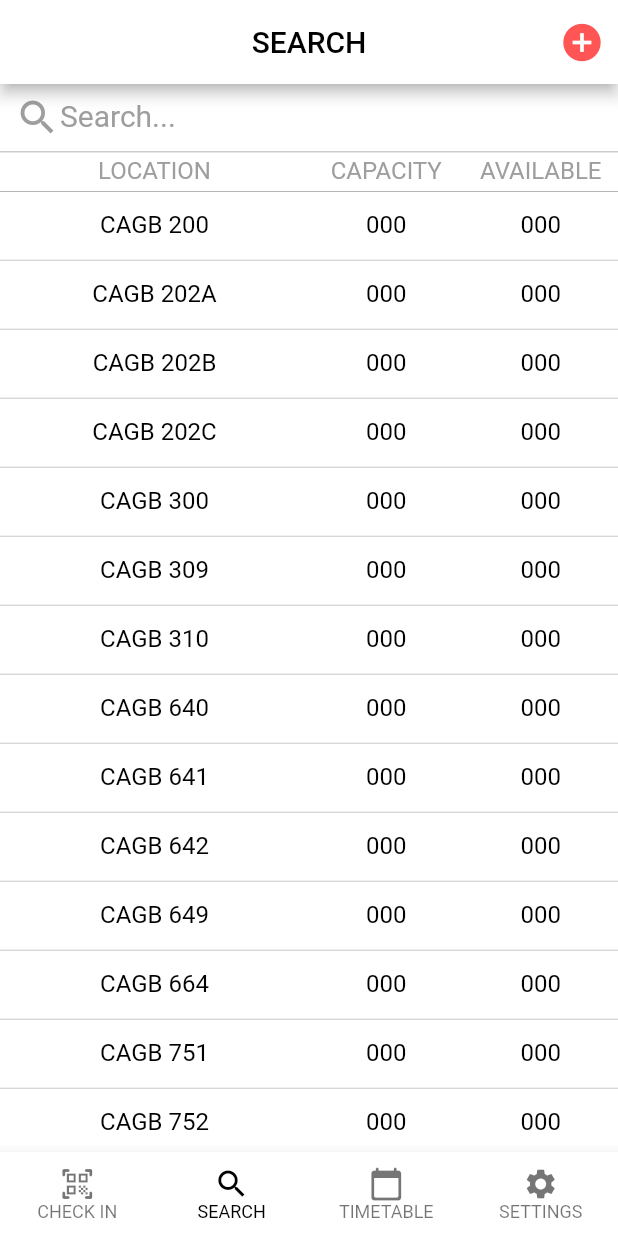
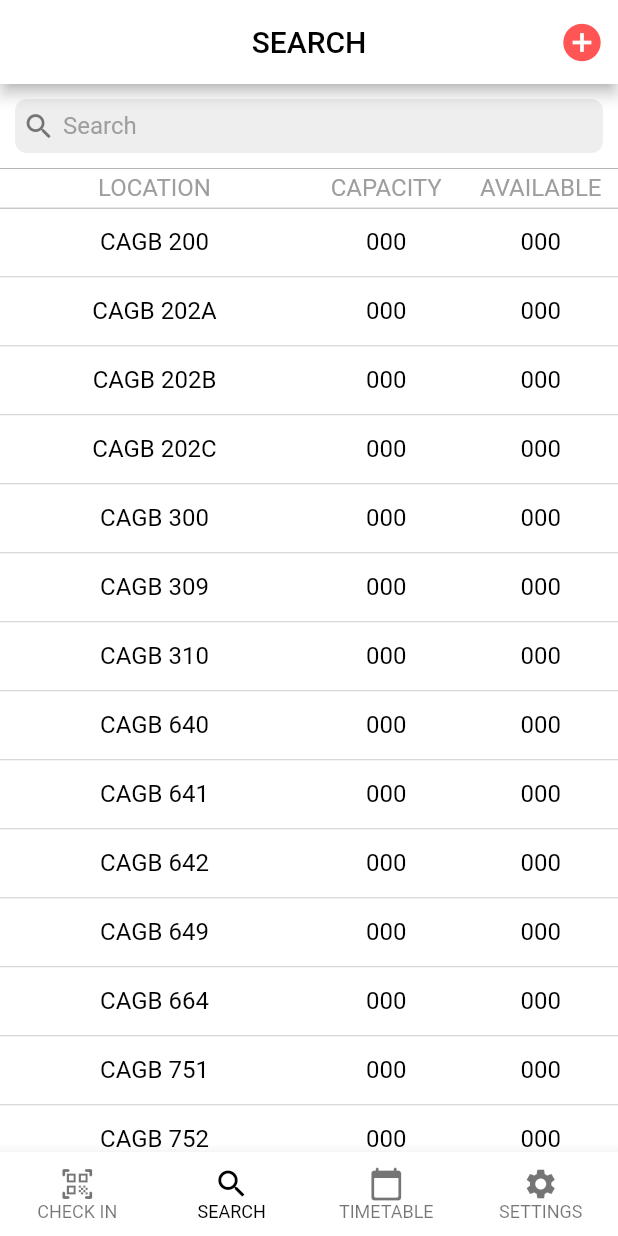
Before and after one commit to PeaSermsuk/contact_tracing_fyp, a Flutter app: the screen it shows after launch, item 2 of the bottom bar chosen, on a phone screen of 412 x 824 dp. Run offline on Flutter 3.47's test engine with Material 2 defaults, Android fonts, the phone set to English and light mode, and no system bars.

Commit message:
Corrected setting switches and improved search bar

```diff
--- a/lib/search_tab.dart
+++ b/lib/search_tab.dart
@@ -41,30 +41,46 @@ class _SearchTabState extends State<SearchTab> {
         //  border: Border(bottom: BorderSide(width: 1.0, color: Colors.grey)),
         //),
         //color: Colors.white,
-        height: 45,
-        padding: EdgeInsets.only(left: 10.0, right: 10.0),
+        //height: 45,
+        padding: EdgeInsets.all(10.0),
         alignment: Alignment.center,
         color: Colors.white,
+        child: Container(
+          padding: EdgeInsets.only(left: 5.0, right: 5.0),
+          height: 36,
+          decoration: BoxDecoration(
+            color: const Color(0xFFEEEEEE),
+            borderRadius: BorderRadius.only(
+                topLeft: Radius.circular(8.0),
+                topRight: Radius.circular(8.0),
+                bottomLeft: Radius.circular(8.0),
+                bottomRight: Radius.circular(8.0)),
+          ),
           child: Row(
+            crossAxisAlignment: CrossAxisAlignment.center,
             children: [
               Icon(
                 Icons.search,
-              color: Colors.grey,
-              size: 30,
+                color: Colors.grey.shade600,
+                size: 22,
               ),
               Expanded(
+                child: Padding(
+                  padding: EdgeInsets.only(left: 5.0),
                   child: Text(
-                'Search...',
+                    'Search',
                     textAlign: TextAlign.left,
                     style: TextStyle(
                       height: 1,
-                  fontSize: 20,
+                      fontSize: 16,
                       color: Colors.grey,
                       //fontWeight: FontWeight.bold),
                     ),
                   ),
                 ),
+              ),
             ],
+          ),
         ),
         // alignment: Alignment.bottomCenter,
       ),
--- a/lib/settings_tab.dart
+++ b/lib/settings_tab.dart
@@ -94,7 +94,7 @@ class _SettingsTabState extends State<SettingsTab> {
               Spacer(),
               Switch.adaptive(
                 value: switch2,
-                onChanged: (value) => setState(() => switch1 = value),
+                onChanged: (value) => setState(() => switch2 = value),
               ),
             ],
           ),
@@ -118,7 +118,7 @@ class _SettingsTabState extends State<SettingsTab> {
               Spacer(),
               Switch.adaptive(
                 value: switch3,
-                onChanged: (value) => setState(() => switch1 = value),
+                onChanged: (value) => setState(() => switch3 = value),
               ),
             ],
           ),
```
Lines whose indentation alone changed are shown as unchanged.
